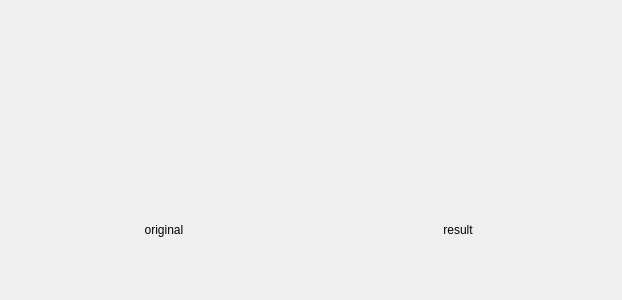
This is extern_app/professionals/library/OpencvQtAdapter/ui_interface/convinients/ImageResultDisplayer.ui in Charliechen114514/CCIMXDesktop as Qt 5 draws it before an edit. The edited form follows.
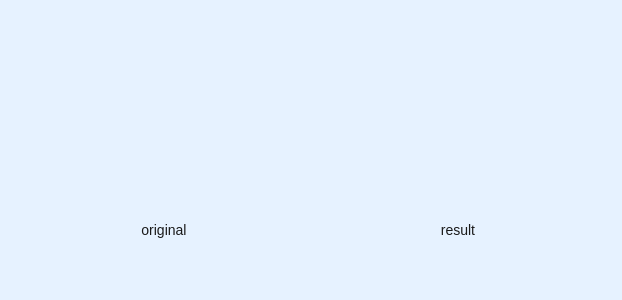
This is the edited form. Custom widgets are drawn as their Qt base class.

Patch:
```diff
--- a/extern_app/professionals/library/OpencvQtAdapter/ui_interface/convinients/ImageResultDisplayer.ui
+++ b/extern_app/professionals/library/OpencvQtAdapter/ui_interface/convinients/ImageResultDisplayer.ui
@@ -13,6 +13,72 @@
   <property name="windowTitle">
    <string>Form</string>
   </property>
+  <property name="styleSheet">
+   <string notr="true">/* === 通用设置 === */
+QWidget {
+    background-color: #e6f2ff;
+    font-family: &quot;Segoe UI&quot;, &quot;Microsoft YaHei&quot;;
+    font-size: 14px;
+    color: #1a1a1a;
+}
+
+/* === 标签样式 === */
+QLabel {
+    padding: 4px;
+    qproperty-alignment: AlignCenter;
+    color: #1a1a1a;
+    background-color: transparent;
+}
+
+/* 用于图像展示的 QLabel */
+ImageLabel{
+    border: 2px solid #99ccff;
+    border-radius: 8px;
+    background-color: white;
+    padding: 6px;
+}
+
+/* === 滑动条（Slider）样式 === */
+QSlider::groove:horizontal {
+    border: 1px solid #99ccff;
+    height: 6px;
+    background: #ffffff;
+    margin: 2px 0;
+    border-radius: 3px;
+}
+
+QSlider::handle:horizontal {
+    background: #66b3ff;
+    border: 1px solid #3399ff;
+    width: 14px;
+    height: 14px;
+    margin: -4px 0;
+    border-radius: 7px;
+}
+
+QSlider::handle:horizontal:hover {
+    background: #3399ff;
+}
+
+/* === 滚动条（可选）=== */
+QScrollBar:vertical, QScrollBar:horizontal {
+    background: #e6f2ff;
+    border: none;
+    width: 10px;
+    margin: 0px;
+}
+
+QScrollBar::handle:vertical, QScrollBar::handle:horizontal {
+    background: #99ccff;
+    min-height: 20px;
+    border-radius: 5px;
+}
+
+QScrollBar::handle:hover {
+    background: #66b3ff;
+}
+</string>
+  </property>
   <layout class="QGridLayout" name="gridLayout_2">
    <item row="0" column="0">
     <widget class="QWidget" name="widget" native="true">
```
